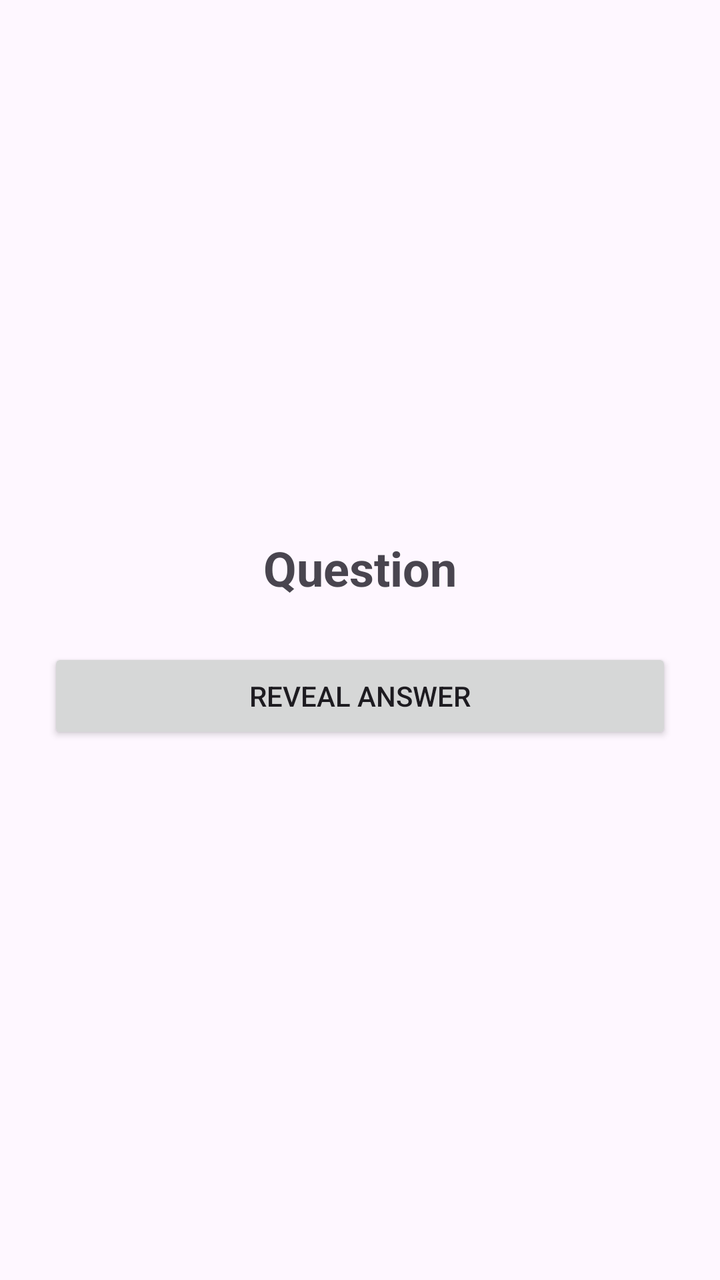
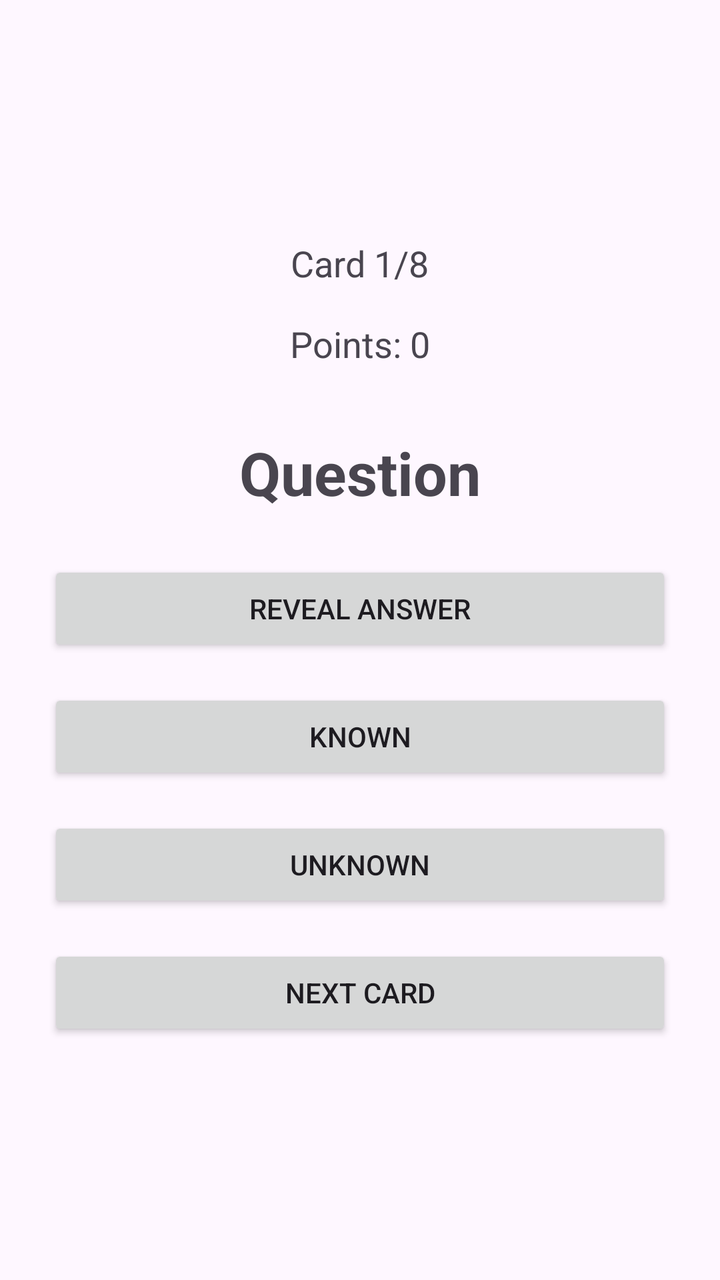

An Android layout rendered at two revisions. The XML below is the earlier revision; the diff shows what the commit changed to produce the second picture.
<!-- AndroidManifest.xml: application theme Theme.FlashQuest -->
<!-- res/layout/activity_study.xml -->
<?xml version="1.0" encoding="utf-8"?>
<LinearLayout
    xmlns:android="http://schemas.android.com/apk/res/android"
    android:layout_width="match_parent"
    android:layout_height="match_parent"
    android:orientation="vertical"
    android:gravity="center"
    android:padding="24dp">

    <TextView
        android:id="@+id/txtQuestion"
        android:layout_width="wrap_content"
        android:layout_height="wrap_content"
        android:text="Question"
        android:textSize="24sp"
        android:textStyle="bold"
        android:layout_marginBottom="24dp"/>

    <TextView
        android:id="@+id/txtAnswer"
        android:layout_width="wrap_content"
        android:layout_height="wrap_content"
        android:text="Answer"
        android:textSize="20sp"
        android:visibility="gone"
        android:layout_marginBottom="24dp"/>

    <Button
        android:id="@+id/btnReveal"
        android:layout_width="match_parent"
        android:layout_height="wrap_content"
        android:text="Reveal Answer"/>

</LinearLayout>
<!-- resources referenced by this layout -->
<resources>
  <style name="Theme.FlashQuest" parent="Base.Theme.FlashQuest" />
  <style name="Base.Theme.FlashQuest" parent="Theme.Material3.DayNight.NoActionBar">
          
          
      </style>
</resources>

<!-- the commit's change to res/layout/activity_study.xml (unified diff, before → after) -->
@@ -8,11 +8,27 @@
     android:padding="24dp">
 
     <TextView
+        android:id="@+id/txtProgress"
+        android:layout_width="wrap_content"
+        android:layout_height="wrap_content"
+        android:text="Card 1/8"
+        android:textSize="18sp"
+        android:layout_marginBottom="16dp"/>
+
+    <TextView
+        android:id="@+id/txtPoints"
+        android:layout_width="wrap_content"
+        android:layout_height="wrap_content"
+        android:text="Points: 0"
+        android:textSize="18sp"
+        android:layout_marginBottom="32dp"/>
+
+    <TextView
         android:id="@+id/txtQuestion"
         android:layout_width="wrap_content"
         android:layout_height="wrap_content"
         android:text="Question"
-        android:textSize="24sp"
+        android:textSize="30sp"
         android:textStyle="bold"
         android:layout_marginBottom="24dp"/>
 
@@ -21,14 +37,35 @@
         android:layout_width="wrap_content"
         android:layout_height="wrap_content"
         android:text="Answer"
-        android:textSize="20sp"
+        android:textSize="24sp"
         android:visibility="gone"
-        android:layout_marginBottom="24dp"/>
+        android:layout_marginBottom="32dp"/>
 
     <Button
         android:id="@+id/btnReveal"
         android:layout_width="match_parent"
         android:layout_height="wrap_content"
-        android:text="Reveal Answer"/>
+        android:text="Reveal Answer"
+        android:layout_marginBottom="16dp"/>
+
+    <Button
+        android:id="@+id/btnKnown"
+        android:layout_width="match_parent"
+        android:layout_height="wrap_content"
+        android:text="Known"
+        android:layout_marginBottom="16dp"/>
+
+    <Button
+        android:id="@+id/btnUnknown"
+        android:layout_width="match_parent"
+        android:layout_height="wrap_content"
+        android:text="Unknown"
+        android:layout_marginBottom="16dp"/>
+
+    <Button
+        android:id="@+id/btnNext"
+        android:layout_width="match_parent"
+        android:layout_height="wrap_content"
+        android:text="Next Card"/>
 
 </LinearLayout>
